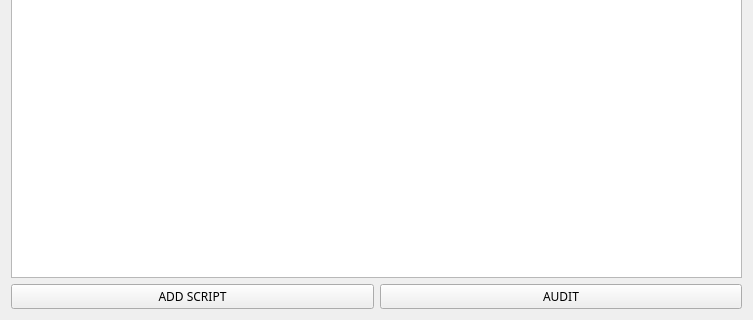
Before: the Qt Designer form audit_select_page.ui in h4636oh/EasyAudit_QT, drawn with Qt 5; both pictures show x 0 to 753 and y 343 to 663 of the 753 by 663 pixel window.
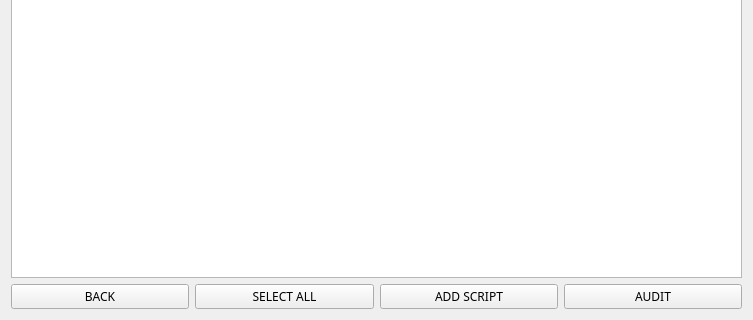
After: the same form once the commit is applied. Icons and pictures are not drawn.

Commit message: added selectall btn and back btn

```diff
--- a/audit_select_page.ui
+++ b/audit_select_page.ui
@@ -72,6 +72,20 @@
    </item>
    <item>
     <layout class="QHBoxLayout" name="bar_bottom">
+     <item>
+      <widget class="QPushButton" name="back_btn">
+       <property name="text">
+        <string>BACK</string>
+       </property>
+      </widget>
+     </item>
+     <item>
+      <widget class="QPushButton" name="select_all_btn">
+       <property name="text">
+        <string>SELECT ALL</string>
+       </property>
+      </widget>
+     </item>
      <item>
       <widget class="QPushButton" name="add_script_btn">
        <property name="text">
```
